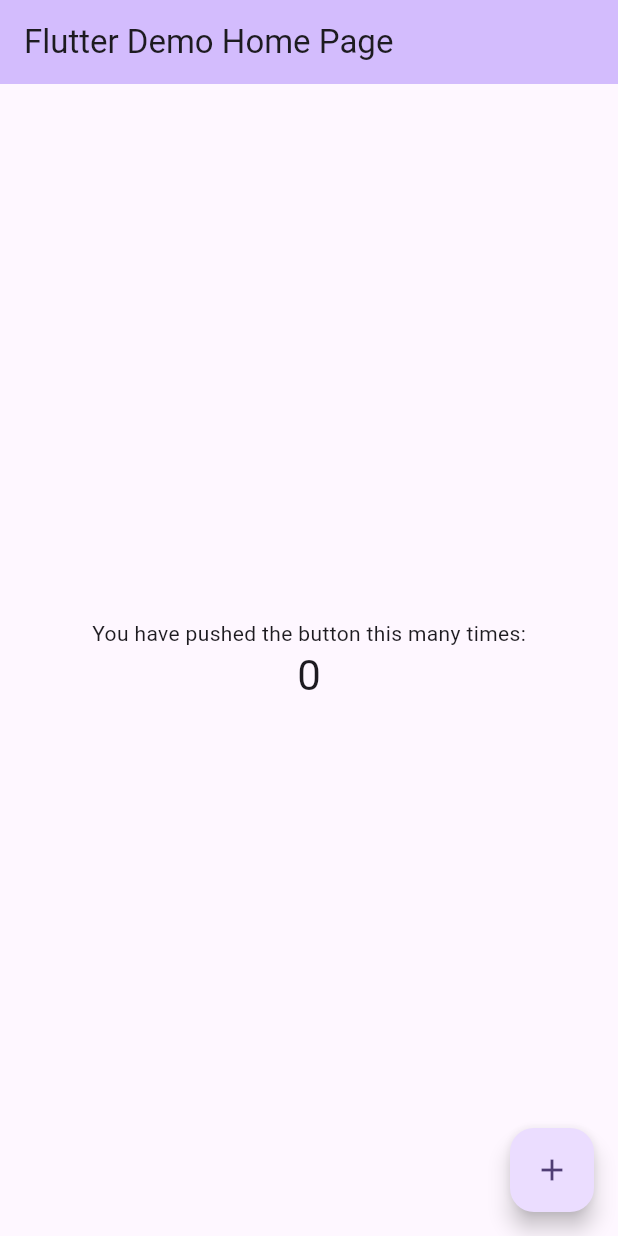
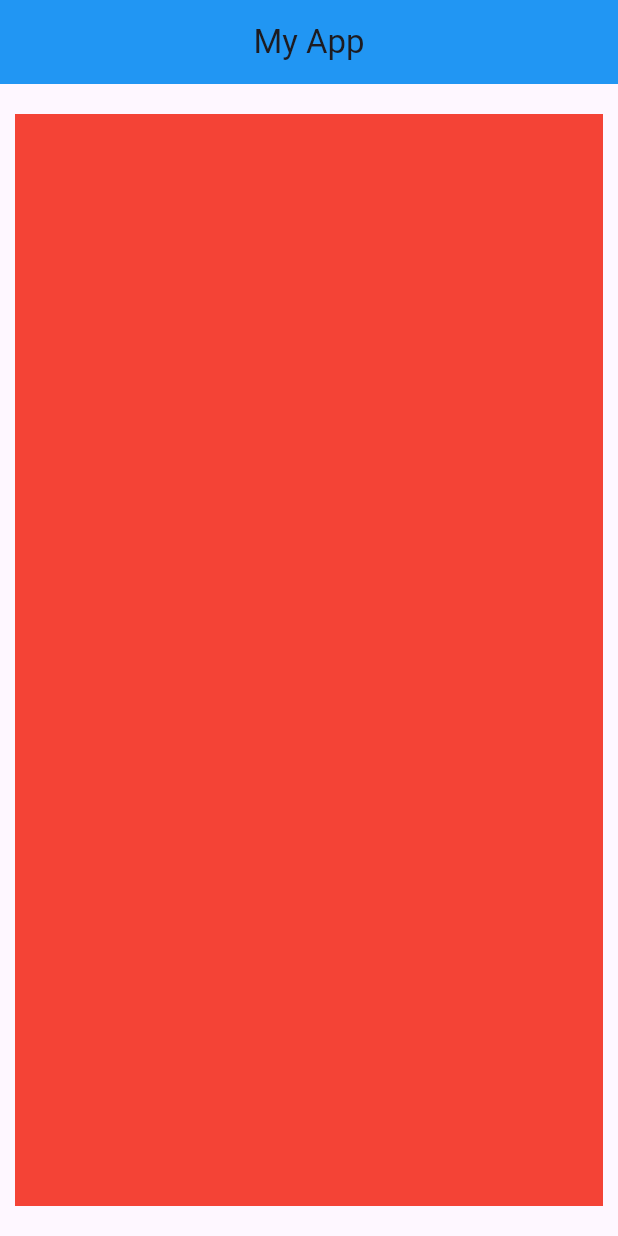
Before and after one commit to Foam-01/StockFlowMobile, a Flutter app: the screen it shows after launch, on a phone screen of 412 x 824 dp. Run offline on Flutter 3.47's test engine with Material 3 defaults, Android fonts, the phone set to English and light mode, and no system bars.

Commit message:
feat: add main.dart with basic Flutter application layout

```diff
--- a/lib/main.dart
+++ b/lib/main.dart
@@ -1,107 +1,29 @@
 import 'package:flutter/material.dart';
 
 void main() {
-  runApp(const MyApp());
+  runApp(
+    MaterialApp(
+      title: "My Title",
+      home: Scaffold(
+        appBar: AppBar(
+          title: const Text("My App"),
+          backgroundColor: Colors.blue,
+          centerTitle: true,
+        ),
+        body: const MyWidget(),
+      ),
+    ),
+  );
 }
 
-class MyApp extends StatelessWidget {
-  const MyApp({super.key});
+class MyWidget extends StatelessWidget {
+  const MyWidget({super.key});
 
-  // This widget is the root of your application.
   @override
   Widget build(BuildContext context) {
-    return MaterialApp(
-      title: 'Flutter Demo',
-      theme: ThemeData(
-        colorScheme: ColorScheme.fromSeed(seedColor: Colors.deepPurple),
-      ),
-      home: const MyHomePage(title: 'Flutter Demo Home Page'),
+    return Container(
+      color: Colors.red,
+      margin: const EdgeInsets.fromLTRB(10, 20, 10, 20),
     );
   }
 }
-
-class MyHomePage extends StatefulWidget {
-  const MyHomePage({super.key, required this.title});
-
-  // This widget is the home page of your application. It is stateful, meaning
-  // that it has a State object (defined below) that contains fields that affect
-  // how it looks.
-
-  // This class is the configuration for the state. It holds the values (in this
-  // case the title) provided by the parent (in this case the App widget) and
-  // used by the build method of the State. Fields in a Widget subclass are
-  // always marked "final".
-
-  final String title;
-
-  @override
-  State<MyHomePage> createState() => _MyHomePageState();
-}
-
-class _MyHomePageState extends State<MyHomePage> {
-  int _counter = 0;
-
-  void _incrementCounter() {
-    setState(() {
-      // This call to setState tells the Flutter framework that something has
-      // changed in this State, which causes it to rerun the build method below
-      // so that the display can reflect the updated values. If we changed
-      // _counter without calling setState(), then the build method would not be
-      // called again, and so nothing would appear to happen.
-      _counter++;
-    });
-  }
-
-  @override
-  Widget build(BuildContext context) {
-    // This method is rerun every time setState is called, for instance as done
-    // by the _incrementCounter method above.
-    //
-    // The Flutter framework has been optimized to make rerunning build methods
-    // fast, so that you can just rebuild anything that needs updating rather
-    // than having to individually change instances of widgets.
-    return Scaffold(
-      appBar: AppBar(
-        // TRY THIS: Try changing the color here to a specific color (to
-        // Colors.amber, perhaps?) and trigger a hot reload to see the AppBar
-        // change color while the other colors stay the same.
-        backgroundColor: Theme.of(context).colorScheme.inversePrimary,
-        // Here we take the value from the MyHomePage object that was created by
-        // the App.build method, and use it to set our appbar title.
-        title: Text(widget.title),
-      ),
-      body: Center(
-        // Center is a layout widget. It takes a single child and positions it
-        // in the middle of the parent.
-        child: Column(
-          // Column is also a layout widget. It takes a list of children and
-          // arranges them vertically. By default, it sizes itself to fit its
-          // children horizontally, and tries to be as tall as its parent.
-          //
-          // Column has various properties to control how it sizes itself and
-          // how it positions its children. Here we use mainAxisAlignment to
-          // center the children vertically; the main axis here is the vertical
-          // axis because Columns are vertical (the cross axis would be
-          // horizontal).
-          //
-          // TRY THIS: Invoke "debug painting" (choose the "Toggle Debug Paint"
-          // action in the IDE, or press "p" in the console), to see the
-          // wireframe for each widget.
-          mainAxisAlignment: MainAxisAlignment.center,
-          children: [
-            const Text('You have pushed the button this many times:'),
-            Text(
-              '$_counter',
-              style: Theme.of(context).textTheme.headlineMedium,
-            ),
-          ],
-        ),
-      ),
-      floatingActionButton: FloatingActionButton(
-        onPressed: _incrementCounter,
-        tooltip: 'Increment',
-        child: const Icon(Icons.add),
-      ),
-    );
-  }
-}
```
